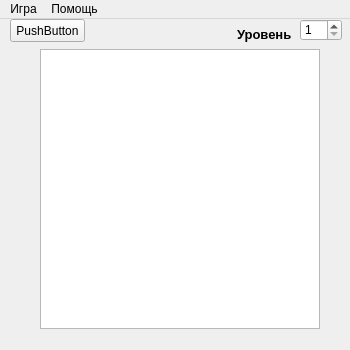
The window that MainWin.ui (kitsuldaniil/Chain_reaction) describes before a commit, drawn with Qt 5.
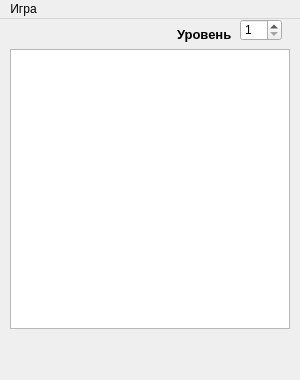
The same window after the commit. Icons and pictures are not drawn.

Diff of the .ui file:
```diff
--- a/MainWin.ui
+++ b/MainWin.ui
@@ -6,13 +6,13 @@
    <rect>
     <x>0</x>
     <y>0</y>
-    <width>350</width>
-    <height>350</height>
+    <width>300</width>
+    <height>380</height>
    </rect>
   </property>
   <property name="minimumSize">
    <size>
-    <width>350</width>
+    <width>300</width>
     <height>350</height>
    </size>
   </property>
@@ -33,7 +33,7 @@
    <widget class="QTableView" name="tableView">
     <property name="geometry">
      <rect>
-      <x>40</x>
+      <x>10</x>
       <y>30</y>
       <width>280</width>
       <height>280</height>
@@ -41,7 +41,7 @@
     </property>
     <property name="minimumSize">
      <size>
-      <width>280</width>
+      <width>260</width>
       <height>280</height>
      </size>
     </property>
@@ -73,7 +73,7 @@
    <widget class="QSpinBox" name="levelspinBox">
     <property name="geometry">
      <rect>
-      <x>300</x>
+      <x>240</x>
       <y>0</y>
       <width>42</width>
       <height>22</height>
@@ -95,7 +95,7 @@
    <widget class="QLabel" name="label">
     <property name="geometry">
      <rect>
-      <x>230</x>
+      <x>170</x>
       <y>0</y>
       <width>71</width>
       <height>31</height>
@@ -120,26 +120,13 @@
      <number>7</number>
     </property>
    </widget>
-   <widget class="QPushButton" name="test">
-    <property name="geometry">
-     <rect>
-      <x>10</x>
-      <y>0</y>
-      <width>75</width>
-      <height>23</height>
-     </rect>
-    </property>
-    <property name="text">
-     <string>PushButton</string>
-    </property>
-   </widget>
   </widget>
   <widget class="QMenuBar" name="menubar">
    <property name="geometry">
     <rect>
      <x>0</x>
      <y>0</y>
-     <width>350</width>
+     <width>300</width>
      <height>21</height>
     </rect>
    </property>
@@ -150,25 +137,7 @@
     <addaction name="new_game"/>
     <addaction name="settings"/>
    </widget>
-   <widget class="QMenu" name="menuOptions">
-    <property name="toolTip">
-     <string>&lt;html&gt;&lt;head/&gt;&lt;body&gt;&lt;p&gt;&lt;span style=&quot; font-size:9pt;&quot;&gt;Правила Игры&lt;/span&gt;&lt;/p&gt;&lt;/body&gt;&lt;/html&gt;</string>
-    </property>
-    <property name="toolTipDuration">
-     <number>2</number>
-    </property>
-    <property name="statusTip">
-     <string/>
-    </property>
-    <property name="title">
-     <string>Помощь</string>
-    </property>
-    <property name="toolTipsVisible">
-     <bool>true</bool>
-    </property>
-   </widget>
    <addaction name="menuGame"/>
-   <addaction name="menuOptions"/>
   </widget>
   <action name="action">
    <property name="text">
```
Left out of the diff: 2 changed lines with no effect on the pictures.
